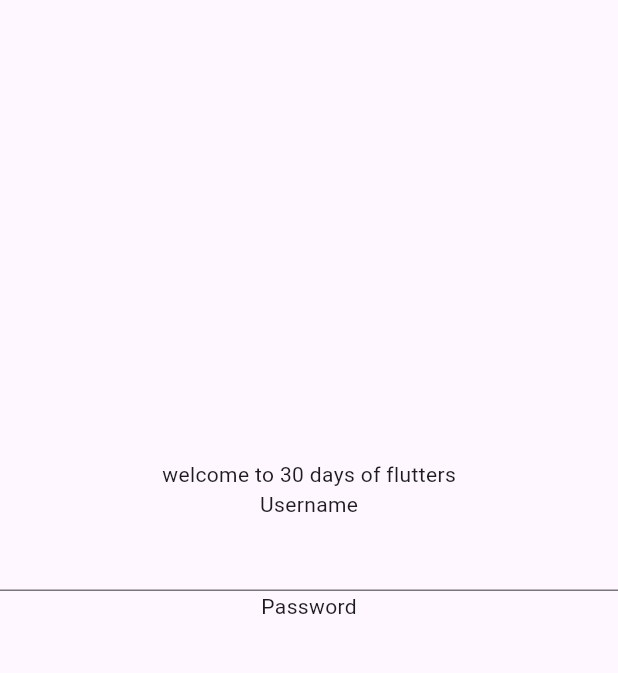
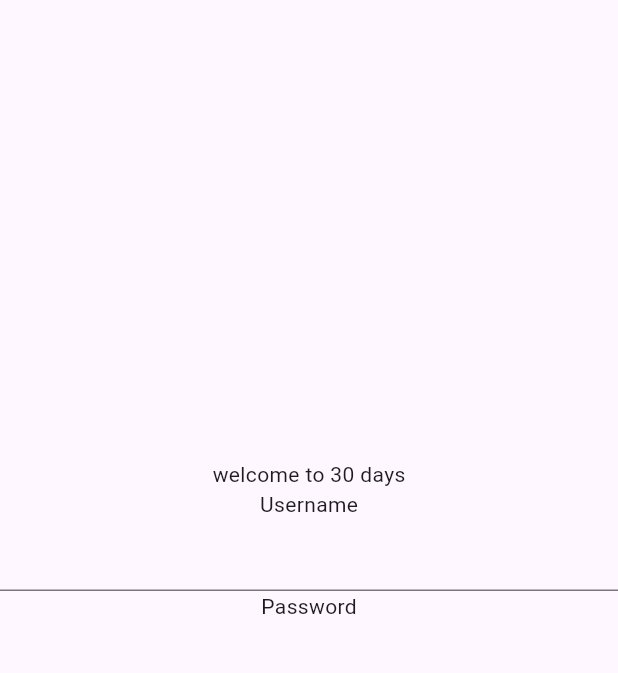
Before and after one commit to shadiknaushad/catalog, a Flutter app: the screen it shows after launch, on a phone screen of 412 x 824 dp, the part 84-757 px from its top. Run offline on Flutter 3.47's test engine with Material 3 defaults, Android fonts, the light colour scheme and no system bars.

Commit message:
third commit

```diff
--- a/lib/home_page.dart
+++ b/lib/home_page.dart
@@ -17,7 +17,7 @@ class _HomePageState extends State<HomePage> {
           crossAxisAlignment: CrossAxisAlignment.center,
           mainAxisAlignment: MainAxisAlignment.center,
           children: [
-            Text("welcome to 30 days of flutters"),
+            Text("welcome to 30 days"),
             Column(
               children: [
                 Text('Username'),
```
